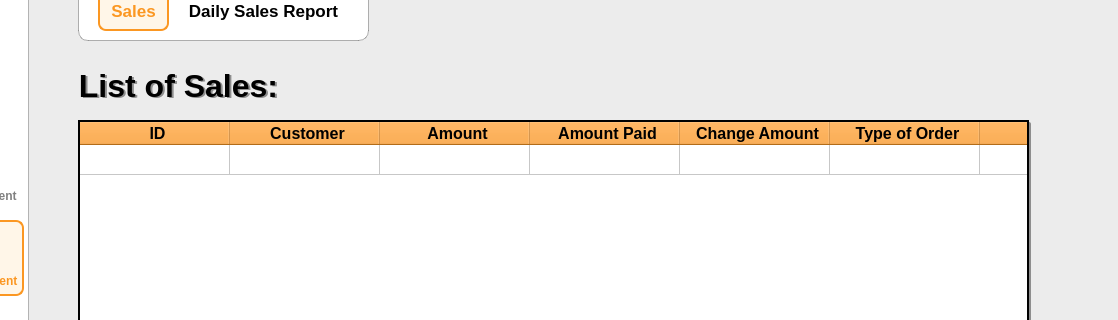
The window that Project SE/ui/reportscreen.ui (Patatims/CCSFEN2_Project) describes before a commit, drawn with Qt 5; both pictures show x 82 to 1200 and y 130 to 450 of the 1200 by 801 pixel window.
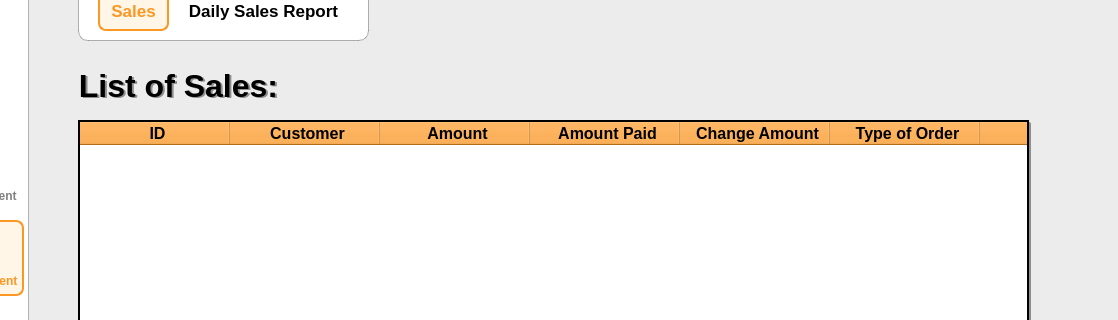
The same window after the commit. Icons and pictures are not drawn.

Diff of the .ui file:
```diff
--- a/Project SE/ui/reportscreen.ui
+++ b/Project SE/ui/reportscreen.ui
@@ -654,7 +654,7 @@
      <bool>true</bool>
     </property>
     <property name="gridStyle">
-     <enum>Qt::SolidLine</enum>
+     <enum>Qt::DashDotDotLine</enum>
     </property>
     <property name="sortingEnabled">
      <bool>false</bool>
@@ -674,11 +674,6 @@
     <attribute name="verticalHeaderVisible">
      <bool>false</bool>
     </attribute>
-    <row>
-     <property name="text">
-      <string>New Row</string>
-     </property>
-    </row>
     <column>
      <property name="text">
       <string>ID</string>
```
Left out of the diff: 24 changed lines with no effect on the pictures.
